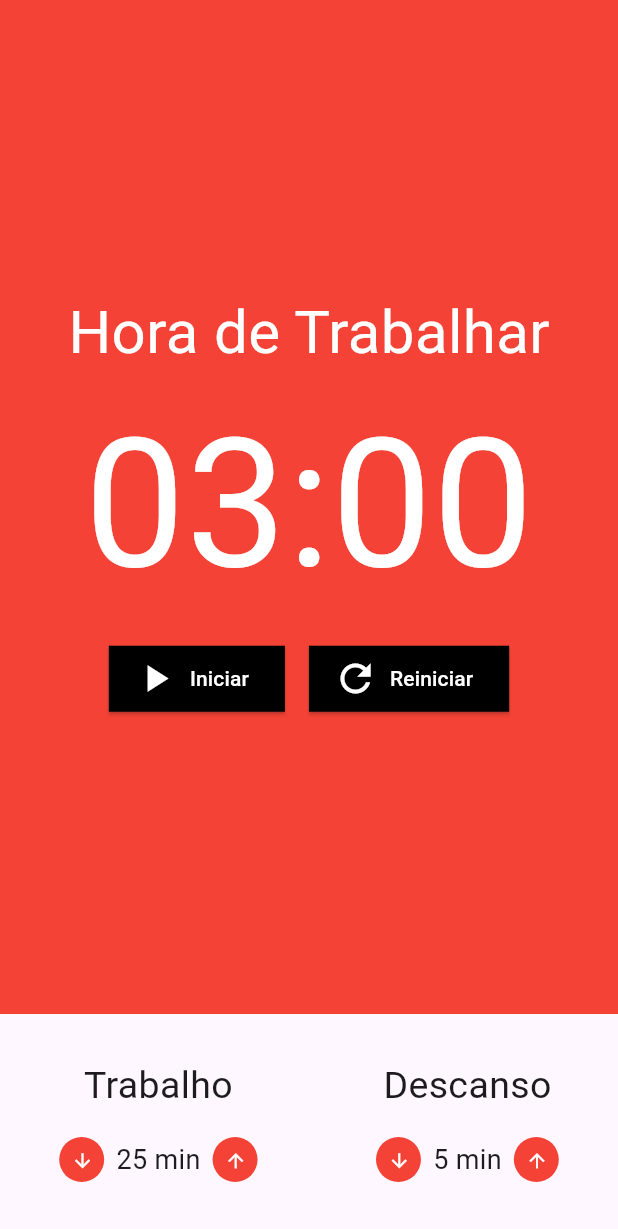
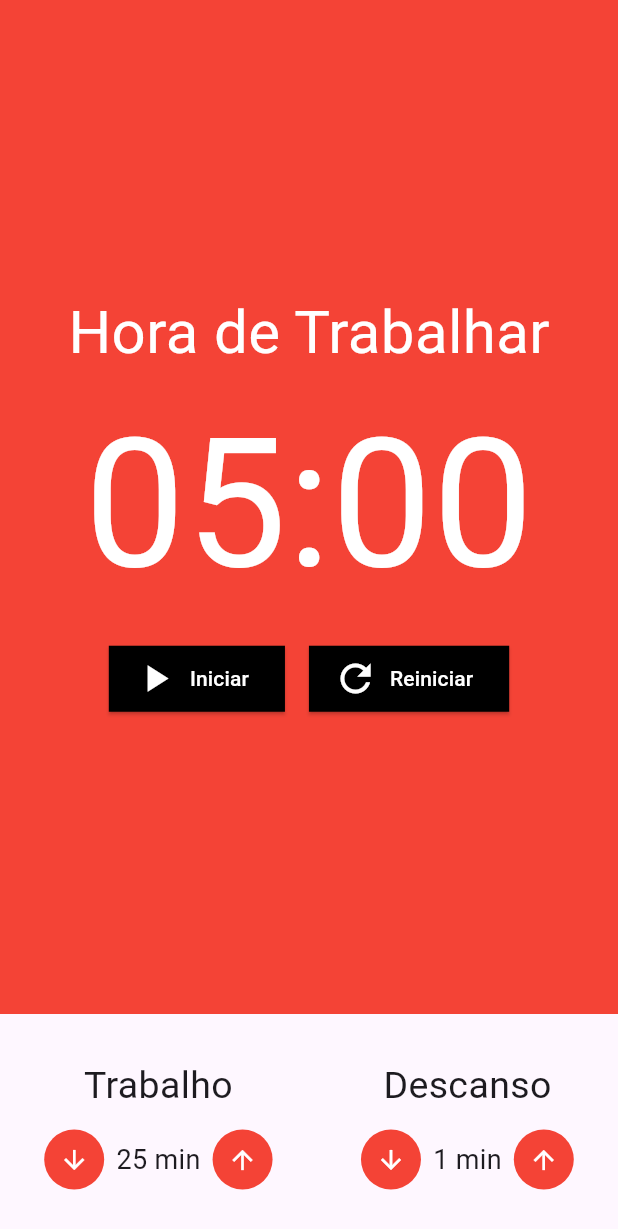
Before and after one commit to FernandoAvellar/PomodoroTimer, a Flutter app: the screen it shows after launch, on a phone screen of 412 x 824 dp. Shown: the top 1229 px of the screen. Run offline on Flutter 3.47's test engine with Material 3 defaults, Android fonts, the phone set to English and light mode, and no system bars; our stand-ins replace flutter_mobx, mobx; generated files the repository leaves out were written again.

Commit message:
end application implementation

```diff
--- /dev/null
+++ b/build.yaml
@@ -0,0 +1,6 @@
+targets:
+  $default:
+    builders:
+      mobx_codegen|mobx_generator:
+        generate_for:
+          - "lib/store/**.store.dart"
--- a/lib/components/botao_cronometro.dart
+++ b/lib/components/botao_cronometro.dart
@@ -3,11 +3,13 @@ import 'package:flutter/material.dart';
 class BotaoCronometro extends StatelessWidget {
   final String texto;
   final IconData icone;
+  final void Function() onClick;
 
   const BotaoCronometro({
     super.key,
     required this.texto,
     required this.icone,
+    required this.onClick,
   });
 
   @override
@@ -17,7 +19,7 @@ class BotaoCronometro extends StatelessWidget {
       child: Padding(
         padding: const EdgeInsets.all(8.0),
         child: ElevatedButton.icon(
-          onPressed: () {},
+          onPressed: onClick,
           icon: Icon(icone, color: Colors.white, size: 30),
           style: const ButtonStyle(
             backgroundColor: WidgetStatePropertyAll(Colors.black),
--- a/lib/components/cronometro.dart
+++ b/lib/components/cronometro.dart
@@ -1,40 +1,58 @@
 // ignore_for_file: prefer_const_constructors, prefer_const_literals_to_create_immutables
 
 import 'package:flutter/material.dart';
+import 'package:flutter_mobx/flutter_mobx.dart';
+import 'package:provider/provider.dart';
 import 'package:timer_pomodoro/components/botao_cronometro.dart';
+import 'package:timer_pomodoro/store/pomodoro.store.dart';
 
 class Cronometro extends StatelessWidget {
   const Cronometro({super.key});
 
   @override
   Widget build(BuildContext context) {
+    final store = Provider.of<PomodoroStore>(context);
+
+    return Observer(
+      builder: (_) {
         return Container(
-      color: Colors.red,
+          color: store.estaTrabalhando() ? Colors.red : Colors.green,
           child: Column(
             mainAxisAlignment: MainAxisAlignment.center,
             children: [
-          Text('Hora de Trabalhar',
+              Text(
+                  store.estaTrabalhando()
+                      ? 'Hora de Trabalhar'
+                      : 'Hora de Descansar',
                   style: TextStyle(color: Colors.white, fontSize: 40)),
-          Text('03:00', style: TextStyle(color: Colors.white, fontSize: 120)),
+              Text(
+                  '${store.minutos.toString().padLeft(2, '0')}:${store.segundos.toString().padRight(2, '0')}',
+                  style: TextStyle(color: Colors.white, fontSize: 120)),
               Row(
                 mainAxisAlignment: MainAxisAlignment.center,
                 children: [
-              BotaoCronometro(
+                  !store.iniciado
+                      ? BotaoCronometro(
                           texto: 'Iniciar',
                           icone: Icons.play_arrow,
+                          onClick: store.iniciar,
+                        )
+                      : BotaoCronometro(
+                          texto: 'Parar',
+                          icone: Icons.stop,
+                          onClick: store.parar,
                         ),
-              // BotaoCronometro(
-              //   texto: 'Parar',
-              //   icone: Icons.stop,
-              // ),
                   BotaoCronometro(
                     texto: 'Reiniciar',
                     icone: Icons.refresh,
+                    onClick: store.reiniciar,
                   ),
                 ],
-          )
+              ),
             ],
           ),
         );
+      },
+    );
   }
 }
--- a/lib/components/entrada_tempo.dart
+++ b/lib/components/entrada_tempo.dart
@@ -1,13 +1,26 @@
 import 'package:flutter/material.dart';
+import 'package:flutter_mobx/flutter_mobx.dart';
+import 'package:provider/provider.dart';
+import 'package:timer_pomodoro/store/pomodoro.store.dart';
 
 class EntradaTempo extends StatelessWidget {
   final String titulo;
   final int valor;
+  final void Function()? inc;
+  final void Function()? dec;
 
-  const EntradaTempo({super.key, required this.titulo, required this.valor});
+  const EntradaTempo({
+    super.key,
+    required this.titulo,
+    required this.valor,
+    this.inc,
+    this.dec,
+  });
 
   @override
   Widget build(BuildContext context) {
+    final store = Provider.of<PomodoroStore>(context);
+
     return Column(
       crossAxisAlignment: CrossAxisAlignment.center,
       children: [
@@ -17,13 +30,17 @@ class EntradaTempo extends StatelessWidget {
           mainAxisAlignment: MainAxisAlignment.center,
           children: [
             SizedBox(
-              height: 30,
-              width: 30,
-              child: IconButton(
-                icon: const Icon(Icons.arrow_downward,
-                    color: Colors.white, size: 15),
-                style: IconButton.styleFrom(backgroundColor: Colors.red),
-                onPressed: () {},
+              height: 40,
+              width: 40,
+              child: Observer(
+                builder: (_) => IconButton(
+                  icon: const Icon(Icons.arrow_downward,
+                      color: Colors.white, size: 20),
+                  style: IconButton.styleFrom(
+                      backgroundColor:
+                          store.estaTrabalhando() ? Colors.red : Colors.green),
+                  onPressed: dec,
+                ),
               ),
             ),
             Padding(
@@ -31,13 +48,17 @@ class EntradaTempo extends StatelessWidget {
               child: Text('$valor min', style: const TextStyle(fontSize: 18)),
             ),
             SizedBox(
-              height: 30,
-              width: 30,
-              child: IconButton(
-                icon: const Icon(Icons.arrow_upward,
-                    color: Colors.white, size: 15),
-                style: IconButton.styleFrom(backgroundColor: Colors.red),
-                onPressed: () {},
+              height: 40,
+              width: 40,
+              child: Observer(
+                builder: (_) => IconButton(
+                  icon: const Icon(Icons.arrow_upward,
+                      color: Colors.white, size: 20),
+                  style: IconButton.styleFrom(
+                      backgroundColor:
+                          store.estaTrabalhando() ? Colors.red : Colors.green),
+                  onPressed: inc,
+                ),
               ),
             ),
           ],
--- a/lib/main.dart
+++ b/lib/main.dart
@@ -1,5 +1,7 @@
 import 'package:flutter/material.dart';
+import 'package:provider/provider.dart';
 import 'package:timer_pomodoro/pages/pomodoro.dart';
+import 'package:timer_pomodoro/store/pomodoro.store.dart';
 
 void main() {
   runApp(const MyApp());
@@ -11,7 +13,13 @@ class MyApp extends StatelessWidget {
   // This widget is the root of your application.
   @override
   Widget build(BuildContext context) {
-    return MaterialApp(
+    return MultiProvider(
+      providers: [
+        Provider<PomodoroStore>(
+          create: (_) => PomodoroStore(),
+        ),
+      ],
+      child: MaterialApp(
         debugShowCheckedModeBanner: false,
         title: 'Flutter Demo',
         theme: ThemeData(
@@ -19,6 +27,7 @@ class MyApp extends StatelessWidget {
           useMaterial3: true,
         ),
         home: const Pomodoro(),
+      ),
     );
   }
 }
--- a/lib/pages/pomodoro.dart
+++ b/lib/pages/pomodoro.dart
@@ -1,27 +1,44 @@
 import 'package:flutter/material.dart';
+import 'package:provider/provider.dart';
+import 'package:flutter_mobx/flutter_mobx.dart';
 import 'package:timer_pomodoro/components/cronometro.dart';
 import 'package:timer_pomodoro/components/entrada_tempo.dart';
+import 'package:timer_pomodoro/store/pomodoro.store.dart';
 
 class Pomodoro extends StatelessWidget {
   const Pomodoro({super.key});
 
   @override
   Widget build(BuildContext context) {
-    return const Scaffold(
+    final store = Provider.of<PomodoroStore>(context);
+
+    return Scaffold(
       body: Column(
         crossAxisAlignment: CrossAxisAlignment.stretch,
         children: [
-          Expanded(
+          const Expanded(
             child: Cronometro(),
           ),
           Padding(
-            padding: EdgeInsets.symmetric(vertical: 30.0),
-            child: Row(
-              mainAxisAlignment: MainAxisAlignment.spaceAround,
-              children: [
-                EntradaTempo(titulo: 'Trabalho', valor: 25),
-                EntradaTempo(titulo: 'Descanso', valor: 5),
-              ],
+            padding: const EdgeInsets.symmetric(vertical: 30.0),
+            child: Observer(
+              builder: (_) => Row(
+                mainAxisAlignment: MainAxisAlignment.spaceAround,
+                children: [
+                  EntradaTempo(
+                    titulo: 'Trabalho',
+                    valor: store.tempoTrabalho,
+                    inc: store.incrementarTempoTrabalho,
+                    dec: store.decrementarTempoTrabalho,
+                  ),
+                  EntradaTempo(
+                    titulo: 'Descanso',
+                    valor: store.tempoDescanso,
+                    inc: store.incrementarTempoDescanso,
+                    dec: store.decrementarTempoDescanso,
+                  ),
+                ],
+              ),
             ),
           ),
         ],
```
Also changed, not shown: lib/store/contador.store.dart (deleted, +0 -15 lines), lib/store/pomodoro.store.dart (added, +134 -0 lines), lib/store/contador.store.g.dart (deleted), lib/store/pomodoro.store.g.dart (added), 1 other file. Lines whose indentation alone changed are shown as unchanged.
